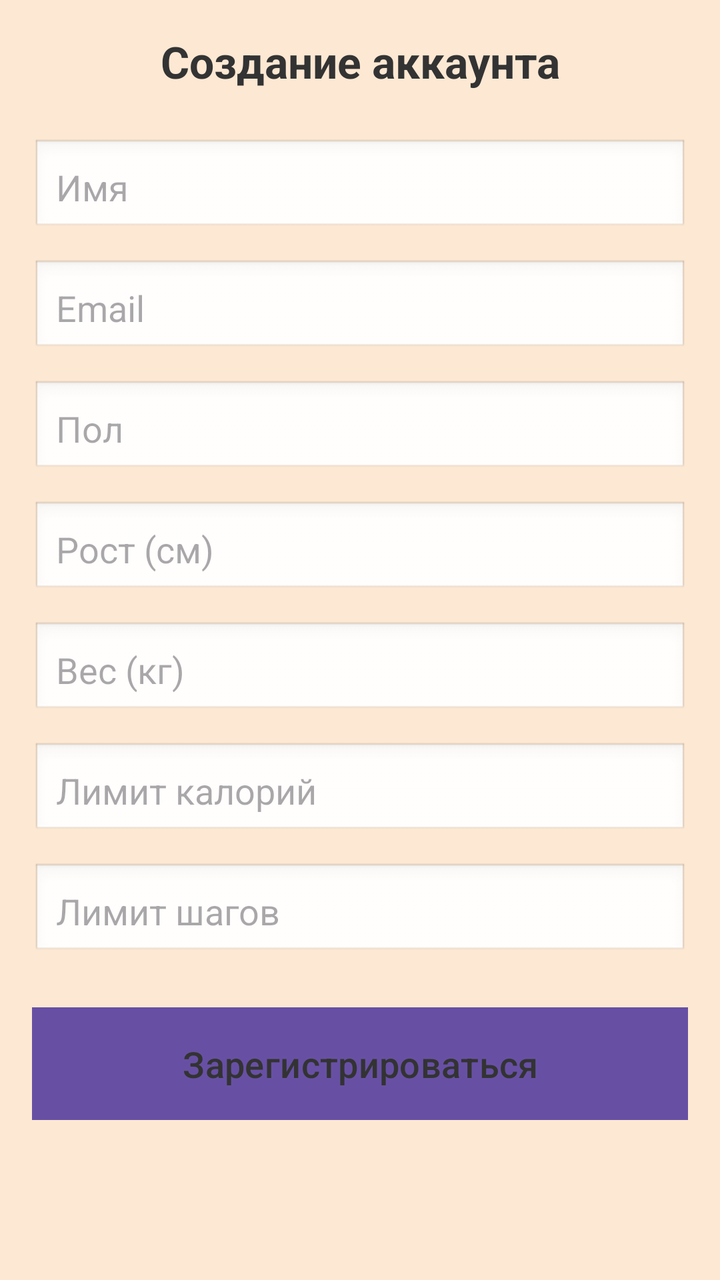
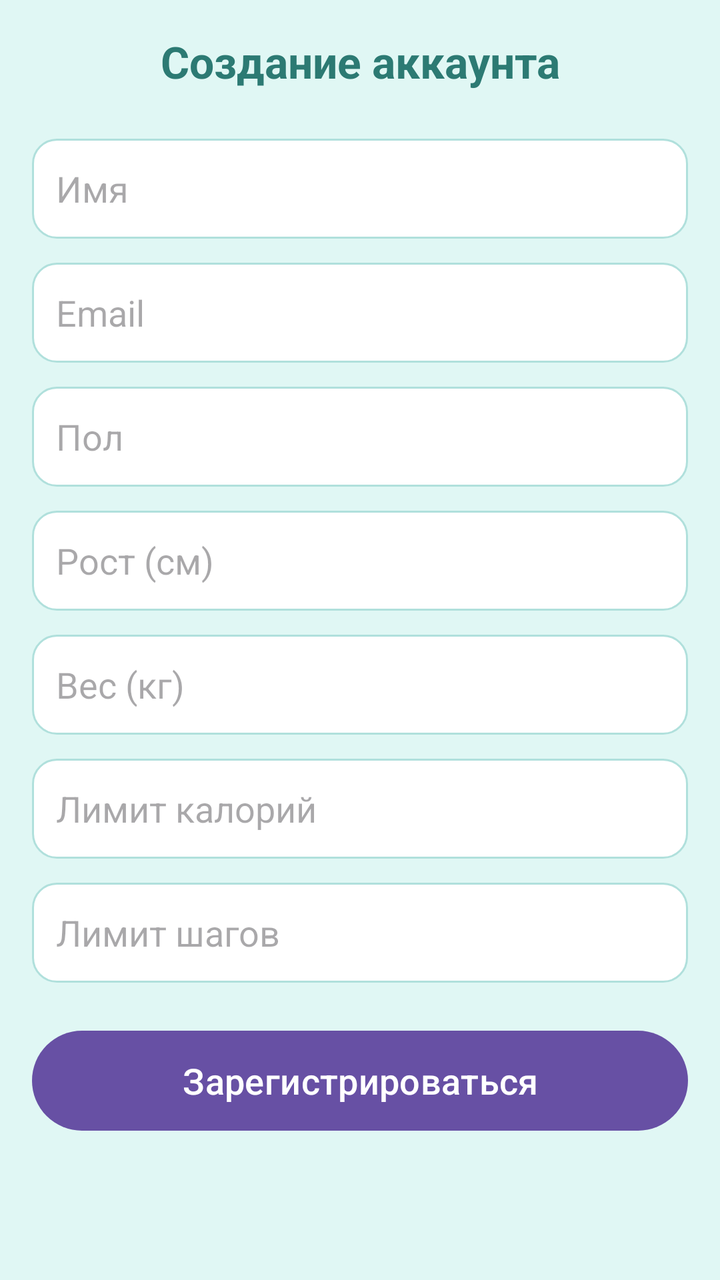

Before-and-after screenshots of an Android layout around one commit, followed by the original layout XML and the change that was made.
<!-- AndroidManifest.xml: application theme Theme.ProjectPAM -->
<!-- res/layout/activity_register.xml -->
<?xml version="1.0" encoding="utf-8"?>
<ScrollView xmlns:android="http://schemas.android.com/apk/res/android"
    android:layout_width="match_parent"
    android:layout_height="match_parent"
    android:background="#fde8d3">

    <LinearLayout
        android:orientation="vertical"
        android:layout_width="match_parent"
        android:layout_height="wrap_content"
        android:padding="16dp"
        android:gravity="center">

        <TextView
            android:layout_width="match_parent"
            android:layout_height="wrap_content"
            android:text="Создание аккаунта"
            android:textSize="22sp"
            android:textColor="#333333"
            android:gravity="center"
            android:layout_marginBottom="24dp"
            android:textStyle="bold"/>

        
        <EditText
            android:id="@+id/etName"
            android:layout_width="match_parent"
            android:layout_height="wrap_content"
            android:hint="Имя"
            android:padding="12dp"
            android:layout_marginBottom="12dp"
            android:background="@android:drawable/edit_text"/>

        
        <EditText
            android:id="@+id/etEmail"
            android:layout_width="match_parent"
            android:layout_height="wrap_content"
            android:hint="Email"
            android:inputType="textEmailAddress"
            android:padding="12dp"
            android:layout_marginBottom="12dp"
            android:background="@android:drawable/edit_text"/>

        
        <EditText
            android:id="@+id/etGender"
            android:layout_width="match_parent"
            android:layout_height="wrap_content"
            android:hint="Пол"
            android:padding="12dp"
            android:layout_marginBottom="12dp"
            android:background="@android:drawable/edit_text"/>

        
        <EditText
            android:id="@+id/etHeight"
            android:layout_width="match_parent"
            android:layout_height="wrap_content"
            android:hint="Рост (см)"
            android:inputType="numberDecimal"
            android:padding="12dp"
            android:layout_marginBottom="12dp"
            android:background="@android:drawable/edit_text"/>

        
        <EditText
            android:id="@+id/etWeight"
            android:layout_width="match_parent"
            android:layout_height="wrap_content"
            android:hint="Вес (кг)"
            android:inputType="numberDecimal"
            android:padding="12dp"
            android:layout_marginBottom="12dp"
            android:background="@android:drawable/edit_text"/>

        
        <EditText
            android:id="@+id/etCalorieLimit"
            android:layout_width="match_parent"
            android:layout_height="wrap_content"
            android:hint="Лимит калорий"
            android:inputType="number"
            android:padding="12dp"
            android:layout_marginBottom="12dp"
            android:background="@android:drawable/edit_text"/>

        
        <EditText
            android:id="@+id/etStepLimit"
            android:layout_width="match_parent"
            android:layout_height="wrap_content"
            android:hint="Лимит шагов"
            android:inputType="number"
            android:padding="12dp"
            android:layout_marginBottom="24dp"
            android:background="@android:drawable/edit_text"/>

        
        <Button
            android:id="@+id/btnRegister"
            android:layout_width="match_parent"
            android:layout_height="wrap_content"
            android:text="Зарегистрироваться"
            android:background="#ffdfba"
            android:textColor="#333333"
            android:textSize="18sp"
            android:padding="12dp"/>
    </LinearLayout>
</ScrollView>
<!-- resources referenced by this layout -->
<resources>
  <style name="Theme.ProjectPAM" parent="Base.Theme.ProjectPAM" />
  <style name="Base.Theme.ProjectPAM" parent="Theme.Material3.DayNight.NoActionBar">
          
          
      </style>
</resources>

<!-- the commit's change to res/layout/activity_register.xml (unified diff, before → after) -->
@@ -1,8 +1,7 @@
-<?xml version="1.0" encoding="utf-8"?>
 <ScrollView xmlns:android="http://schemas.android.com/apk/res/android"
     android:layout_width="match_parent"
     android:layout_height="match_parent"
-    android:background="#fde8d3">
+    android:background="#E0F7F4">
 
     <LinearLayout
         android:orientation="vertical"
@@ -11,12 +10,13 @@
         android:padding="16dp"
         android:gravity="center">
 
+        
         <TextView
             android:layout_width="match_parent"
             android:layout_height="wrap_content"
             android:text="Создание аккаунта"
             android:textSize="22sp"
-            android:textColor="#333333"
+            android:textColor="#2C7A73"
             android:gravity="center"
             android:layout_marginBottom="24dp"
             android:textStyle="bold"/>
@@ -25,86 +25,79 @@
         <EditText
             android:id="@+id/etName"
             android:layout_width="match_parent"
-            android:layout_height="wrap_content"
+            android:layout_height="50dp"
             android:hint="Имя"
             android:padding="12dp"
             android:layout_marginBottom="12dp"
-            android:background="@android:drawable/edit_text"/>
+            android:background="@drawable/rounded_edit_text"/>
 
-        
         <EditText
             android:id="@+id/etEmail"
             android:layout_width="match_parent"
-            android:layout_height="wrap_content"
+            android:layout_height="50dp"
             android:hint="Email"
             android:inputType="textEmailAddress"
             android:padding="12dp"
             android:layout_marginBottom="12dp"
-            android:background="@android:drawable/edit_text"/>
+            android:background="@drawable/rounded_edit_text"/>
 
-        
         <EditText
             android:id="@+id/etGender"
             android:layout_width="match_parent"
-            android:layout_height="wrap_content"
+            android:layout_height="50dp"
             android:hint="Пол"
             android:padding="12dp"
             android:layout_marginBottom="12dp"
-            android:background="@android:drawable/edit_text"/>
+            android:background="@drawable/rounded_edit_text"/>
 
-        
         <EditText
             android:id="@+id/etHeight"
             android:layout_width="match_parent"
-            android:layout_height="wrap_content"
+            android:layout_height="50dp"
             android:hint="Рост (см)"
             android:inputType="numberDecimal"
             android:padding="12dp"
             android:layout_marginBottom="12dp"
-            android:background="@android:drawable/edit_text"/>
+            android:background="@drawable/rounded_edit_text"/>
 
-        
         <EditText
             android:id="@+id/etWeight"
             android:layout_width="match_parent"
-            android:layout_height="wrap_content"
+            android:layout_height="50dp"
             android:hint="Вес (кг)"
             android:inputType="numberDecimal"
             android:padding="12dp"
             android:layout_marginBottom="12dp"
-            android:background="@android:drawable/edit_text"/>
+            android:background="@drawable/rounded_edit_text"/>
 
-        
         <EditText
             android:id="@+id/etCalorieLimit"
             android:layout_width="match_parent"
-            android:layout_height="wrap_content"
+            android:layout_height="50dp"
             android:hint="Лимит калорий"
             android:inputType="number"
             android:padding="12dp"
             android:layout_marginBottom="12dp"
-            android:background="@android:drawable/edit_text"/>
+            android:background="@drawable/rounded_edit_text"/>
 
-        
         <EditText
             android:id="@+id/etStepLimit"
             android:layout_width="match_parent"
-            android:layout_height="wrap_content"
+            android:layout_height="50dp"
             android:hint="Лимит шагов"
             android:inputType="number"
             android:padding="12dp"
             android:layout_marginBottom="24dp"
-            android:background="@android:drawable/edit_text"/>
+            android:background="@drawable/rounded_edit_text"/>
 
         
         <Button
             android:id="@+id/btnRegister"
             android:layout_width="match_parent"
-            android:layout_height="wrap_content"
+            android:layout_height="50dp"
             android:text="Зарегистрироваться"
-            android:background="#ffdfba"
-            android:textColor="#333333"
-            android:textSize="18sp"
-            android:padding="12dp"/>
+            android:background="@drawable/rounded_button"
+            android:textColor="#ffffff"
+            android:textSize="18sp"/>
     </LinearLayout>
 </ScrollView>
<!-- resource entries referenced after the edit -->
@@ -1,5 +1,22 @@
 <!-- resources referenced by this layout -->
 <resources>
+  <!-- drawable rounded_button (drawable) -->
+  <shape xmlns:android="http://schemas.android.com/apk/res/android"
+      android:shape="rectangle">
+      <gradient
+          android:startColor="#3AB896"
+          android:endColor="#2C7A73"
+          android:angle="90"/>
+      <corners android:radius="25dp"/>
+  </shape>
+  <!-- drawable rounded_edit_text (drawable) -->
+  <shape xmlns:android="http://schemas.android.com/apk/res/android"
+      android:shape="rectangle">
+      <solid android:color="#ffffff"/>
+      <corners android:radius="12dp"/>
+      <stroke android:width="1dp" android:color="#B0E0DC"/>
+      <padding android:left="8dp" android:top="8dp" android:right="8dp" android:bottom="8dp"/>
+  </shape>
   <style name="Theme.ProjectPAM" parent="Base.Theme.ProjectPAM" />
   <style name="Base.Theme.ProjectPAM" parent="Theme.Material3.DayNight.NoActionBar">
           
